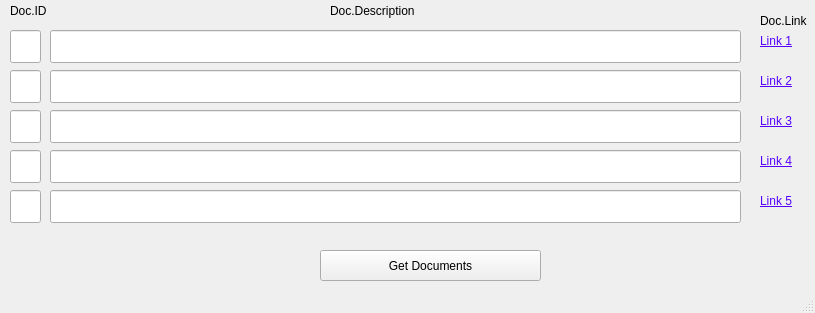
This is corpsdocs.ui in ramhemanth3/PageRanking-TFIDF as Qt 5 draws it before an edit. The edited form follows.
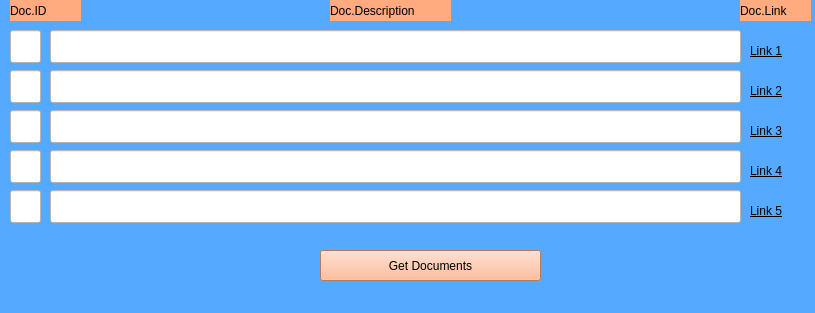
This is the edited form.

What changed in the file:
```diff
--- a/corpsdocs.ui
+++ b/corpsdocs.ui
@@ -13,6 +13,9 @@
   <property name="windowTitle">
    <string>Documents in Corpus</string>
   </property>
+  <property name="styleSheet">
+   <string notr="true">background-color: rgb(85, 170, 255);</string>
+  </property>
   <widget class="QWidget" name="centralwidget">
    <widget class="QLineEdit" name="lineEdit_4">
     <property name="geometry">
@@ -23,6 +26,10 @@
       <height>33</height>
      </rect>
     </property>
+    <property name="styleSheet">
+     <string notr="true">background-color: rgb(255, 255, 255);
+</string>
+    </property>
    </widget>
    <widget class="QLineEdit" name="lineEdit_5">
     <property name="geometry">
@@ -33,6 +40,9 @@
       <height>33</height>
      </rect>
     </property>
+    <property name="styleSheet">
+     <string notr="true">background-color: rgb(255, 255, 255);</string>
+    </property>
     <property name="inputMethodHints">
      <set>Qt::ImhNone</set>
     </property>
@@ -49,6 +59,9 @@
       <height>33</height>
      </rect>
     </property>
+    <property name="styleSheet">
+     <string notr="true">background-color: rgb(255, 255, 255);</string>
+    </property>
     <property name="echoMode">
      <enum>QLineEdit::Normal</enum>
     </property>
@@ -58,10 +71,14 @@
      <rect>
       <x>10</x>
       <y>0</y>
-      <width>51</width>
+      <width>71</width>
       <height>21</height>
      </rect>
     </property>
+    <property name="styleSheet">
+     <string notr="true">background-color: rgb(255, 170, 127);
+font: 75 10pt &quot;Times New Roman&quot;;</string>
+    </property>
     <property name="text">
      <string>Doc.ID</string>
     </property>
@@ -71,10 +88,14 @@
      <rect>
       <x>330</x>
       <y>0</y>
-      <width>101</width>
+      <width>121</width>
       <height>21</height>
      </rect>
     </property>
+    <property name="styleSheet">
+     <string notr="true">background-color: rgb(255, 170, 127);
+font: 75 10pt &quot;Times New Roman&quot;;</string>
+    </property>
     <property name="text">
      <string>Doc.Description</string>
     </property>
@@ -88,6 +109,9 @@
       <height>33</height>
      </rect>
     </property>
+    <property name="styleSheet">
+     <string notr="true">background-color: rgb(255, 255, 255);</string>
+    </property>
     <property name="inputMethodHints">
      <set>Qt::ImhNone</set>
     </property>
@@ -104,6 +128,9 @@
       <height>33</height>
      </rect>
     </property>
+    <property name="styleSheet">
+     <string notr="true">background-color: rgb(255, 255, 255);</string>
+    </property>
     <property name="inputMethodHints">
      <set>Qt::ImhNone</set>
     </property>
@@ -120,6 +147,9 @@
       <height>33</height>
      </rect>
     </property>
+    <property name="styleSheet">
+     <string notr="true">background-color: rgb(255, 255, 255);</string>
+    </property>
     <property name="inputMethodHints">
      <set>Qt::ImhNone</set>
     </property>
@@ -136,6 +166,10 @@
       <height>31</height>
      </rect>
     </property>
+    <property name="styleSheet">
+     <string notr="true">background-color: rgb(255, 170, 127);
+font: 75 10pt &quot;Times New Roman&quot;;</string>
+    </property>
     <property name="text">
      <string>Get Documents</string>
     </property>
@@ -149,6 +183,9 @@
       <height>33</height>
      </rect>
     </property>
+    <property name="styleSheet">
+     <string notr="true">background-color: rgb(255, 255, 255);</string>
+    </property>
     <property name="inputMethodHints">
      <set>Qt::ImhNone</set>
     </property>
@@ -165,6 +202,9 @@
       <height>33</height>
      </rect>
     </property>
+    <property name="styleSheet">
+     <string notr="true">background-color: rgb(255, 255, 255);</string>
+    </property>
     <property name="inputMethodHints">
      <set>Qt::ImhNone</set>
     </property>
@@ -181,6 +221,9 @@
       <height>33</height>
      </rect>
     </property>
+    <property name="styleSheet">
+     <string notr="true">background-color: rgb(255, 255, 255);</string>
+    </property>
     <property name="inputMethodHints">
      <set>Qt::ImhNone</set>
     </property>
@@ -197,6 +240,9 @@
       <height>33</height>
      </rect>
     </property>
+    <property name="styleSheet">
+     <string notr="true">background-color: rgb(255, 255, 255);</string>
+    </property>
     <property name="inputMethodHints">
      <set>Qt::ImhNone</set>
     </property>
@@ -207,12 +253,16 @@
    <widget class="QLabel" name="label_6">
     <property name="geometry">
      <rect>
-      <x>760</x>
-      <y>10</y>
-      <width>51</width>
+      <x>740</x>
+      <y>0</y>
+      <width>71</width>
       <height>21</height>
      </rect>
     </property>
+    <property name="styleSheet">
+     <string notr="true">background-color: rgb(255, 170, 127);
+font: 75 10pt &quot;Times New Roman&quot;;</string>
+    </property>
     <property name="text">
      <string>Doc.Link</string>
     </property>
@@ -220,14 +270,15 @@
    <widget class="QLabel" name="label_7">
     <property name="geometry">
      <rect>
-      <x>760</x>
-      <y>30</y>
-      <width>41</width>
+      <x>750</x>
+      <y>40</y>
+      <width>51</width>
       <height>21</height>
      </rect>
     </property>
     <property name="styleSheet">
      <string notr="true">color: rgb(85, 0, 255);
+color: rgb(0, 0, 0);
 font: 75 italic 10pt &quot;MS Shell Dlg 2&quot;;
 text-decoration: underline;</string>
     </property>
@@ -238,14 +289,15 @@
    <widget class="QLabel" name="label_8">
     <property name="geometry">
      <rect>
-      <x>760</x>
-      <y>70</y>
-      <width>41</width>
+      <x>750</x>
+      <y>80</y>
+      <width>51</width>
       <height>21</height>
      </rect>
     </property>
     <property name="styleSheet">
      <string notr="true">color: rgb(85, 0, 255);
+color: rgb(0, 0, 0);
 font: 75 italic 10pt &quot;MS Shell Dlg 2&quot;;
 text-decoration: underline;</string>
     </property>
@@ -256,14 +308,15 @@
    <widget class="QLabel" name="label_9">
     <property name="geometry">
      <rect>
-      <x>760</x>
-      <y>110</y>
-      <width>41</width>
+      <x>750</x>
+      <y>120</y>
+      <width>51</width>
       <height>21</height>
      </rect>
     </property>
     <property name="styleSheet">
      <string notr="true">color: rgb(85, 0, 255);
+color: rgb(0, 0, 0);
 font: 75 italic 10pt &quot;MS Shell Dlg 2&quot;;
 text-decoration: underline;</string>
     </property>
@@ -274,14 +327,15 @@
    <widget class="QLabel" name="label_10">
     <property name="geometry">
      <rect>
-      <x>760</x>
-      <y>150</y>
-      <width>41</width>
+      <x>750</x>
+      <y>160</y>
+      <width>51</width>
       <height>21</height>
      </rect>
     </property>
     <property name="styleSheet">
      <string notr="true">color: rgb(85, 0, 255);
+color: rgb(0, 0, 0);
 font: 75 italic 10pt &quot;MS Shell Dlg 2&quot;;
 text-decoration: underline;</string>
     </property>
@@ -292,14 +346,15 @@
    <widget class="QLabel" name="label_11">
     <property name="geometry">
      <rect>
-      <x>760</x>
-      <y>190</y>
-      <width>41</width>
+      <x>750</x>
+      <y>200</y>
+      <width>51</width>
       <height>21</height>
      </rect>
     </property>
     <property name="styleSheet">
      <string notr="true">color: rgb(85, 0, 255);
+color: rgb(0, 0, 0);
 font: 75 italic 10pt &quot;MS Shell Dlg 2&quot;;
 text-decoration: underline;</string>
     </property>
```
